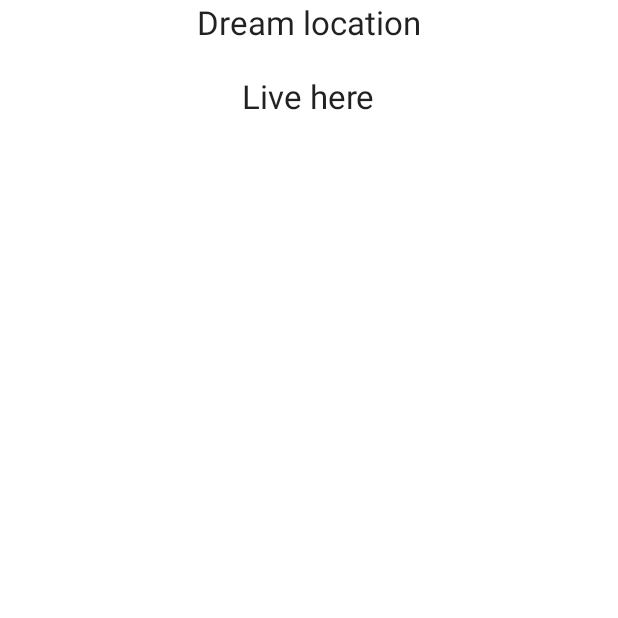
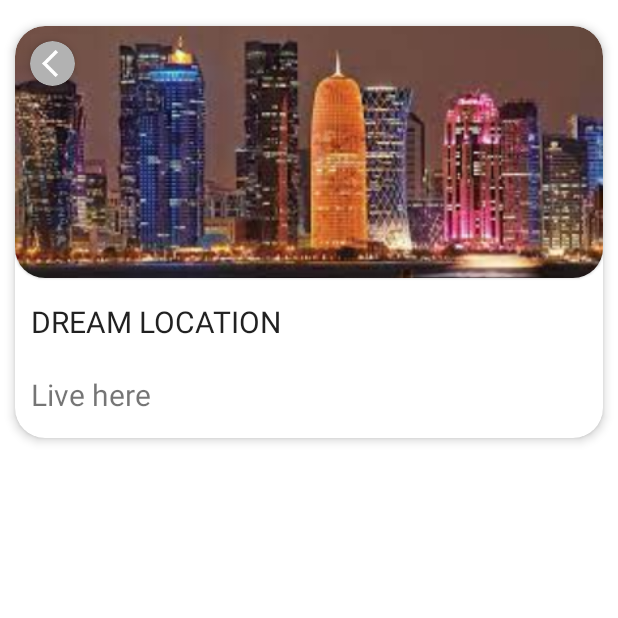
Before and after one commit to srushtixvasani/app, an Android app: the ManifestActivity screen opened directly, with no data from a screen before it, after a tap on "Dream location", on a phone screen of 412 x 824 dp, the top half of it. Run offline under Robolectric (Android 15) with nearby library versions, the phone set to English and light mode, and no system bars; Roboto replaces fonts that are not available here.

Commit message:
UI to add manifest is done. Working on databasing for manifest feature now.
Signed-off-by: srushtixvasani <srushtivasani@gmail.com>

```diff
--- a/app/src/main/java/com/example/dailynotdilly/ManifestActivity.java
+++ b/app/src/main/java/com/example/dailynotdilly/ManifestActivity.java
@@ -39,7 +39,7 @@ public class ManifestActivity extends AppCompatActivity {
         }
 
         exampleManifests = new ArrayList<>();
-        exampleManifests.add(new ManifestFeature("Dream house", "Buy dream house", R.drawable.dream_house));
+        exampleManifests.add(new ManifestFeature("Dream house", "Buy dream house", R.drawable.evening_background));
         exampleManifests.add(new ManifestFeature("Dream location", "Live here", R.drawable.dream_location));
         exampleManifests.add(new ManifestFeature("Dream holiday", "Go on this holiday", R.drawable.dream_holiday));
         exampleManifests.add(new ManifestFeature("Dream car", "Buy dream car", R.drawable.dream_car));
--- a/app/src/main/java/com/example/dailynotdilly/ManifestDetailFragment.java
+++ b/app/src/main/java/com/example/dailynotdilly/ManifestDetailFragment.java
@@ -1,16 +1,20 @@
 package com.example.dailynotdilly;
 
+import android.content.Intent;
 import android.os.Bundle;
 import android.view.LayoutInflater;
 import android.view.View;
 import android.view.ViewGroup;
+import android.widget.ImageView;
 import android.widget.TextView;
 
 import androidx.annotation.NonNull;
 import androidx.annotation.Nullable;
+import androidx.appcompat.widget.AppCompatImageButton;
 import androidx.fragment.app.Fragment;
 
 import com.example.dailynotdilly.models.ManifestFeature;
+import com.google.android.material.imageview.ShapeableImageView;
 
 public class ManifestDetailFragment extends Fragment {
 
@@ -46,10 +50,26 @@ public class ManifestDetailFragment extends Fragment {
         super.onViewCreated(view, savedInstanceState);
 
         // set up layout
-        TextView title = view.findViewById(R.id.manifest_name);
+        TextView name = view.findViewById(R.id.manifest_name);
         TextView description = view.findViewById(R.id.manifest_description);
+        ImageView image = view.findViewById(R.id.manifest_image);
+        AppCompatImageButton backButton = view.findViewById(R.id.back);
 
-        title.setText(manifestFeature.getName());
+
+        name.setText(manifestFeature.getName());
         description.setText(manifestFeature.getDescription());
+        image.setImageResource(manifestFeature.getImageURL());
+
+        //set back button to go back to manifest feature
+        backButton.setOnClickListener(new View.OnClickListener() {
+            @Override
+            public void onClick(View v) {
+                Intent intent = new Intent(getActivity(), ManifestActivity.class);
+                startActivity(intent);
+            }
+        });
+
+
+
     }
 }
--- a/app/src/main/java/com/example/dailynotdilly/ManifestFragment.java
+++ b/app/src/main/java/com/example/dailynotdilly/ManifestFragment.java
@@ -10,6 +10,7 @@ import android.view.ViewGroup;
 
 import androidx.annotation.NonNull;
 import androidx.annotation.Nullable;
+import androidx.appcompat.widget.AppCompatImageButton;
 import androidx.fragment.app.Fragment;
 import androidx.recyclerview.widget.RecyclerView;
 import androidx.recyclerview.widget.StaggeredGridLayoutManager;
@@ -34,14 +35,6 @@ public class ManifestFragment extends Fragment {
         View view = inflater.inflate(R.layout.manifest_fragment, container, false);
         recyclerView = view.findViewById(R.id.manifest_recycler_list);
 
-            FloatingActionButton floatingActionButton = (FloatingActionButton) view.findViewById(R.id.floating_action_button);
-            floatingActionButton.setOnClickListener(new View.OnClickListener() {
-                @Override
-                public void onClick(View view) {
-                    Intent intent = new Intent(getActivity(), MainActivity.class);
-                    startActivity(intent);
-                }
-            });
             return view;
     }
 
@@ -58,6 +51,24 @@ public class ManifestFragment extends Fragment {
                 (2, StaggeredGridLayoutManager.VERTICAL));
         recyclerView.setAdapter(manifestRecyclerViewAdapter);
 
+        FloatingActionButton floatingActionButton = (FloatingActionButton) view.findViewById(R.id.floating_action_button);
+        floatingActionButton.setOnClickListener(new View.OnClickListener() {
+            @Override
+            public void onClick(View view) {
+                Intent intent = new Intent(getActivity(), MainActivity.class);
+                startActivity(intent);
+            }
+        });
+
+        //set add button to let user add a new manifest
+        AppCompatImageButton addButton = view.findViewById(R.id.add_manifest);
+        addButton.setOnClickListener(new View.OnClickListener() {
+            @Override
+            public void onClick(View v) {
+                Intent i = new Intent(getActivity(), AddManifestActivity.class);
+                startActivity(i);
+            }
+        });
 
 
     }
--- /dev/null
+++ b/app/src/main/res/drawable/round_green_button.xml
@@ -0,0 +1,5 @@
+<?xml version="1.0" encoding="utf-8"?>
+<shape xmlns:android="http://schemas.android.com/apk/res/android">
+    <corners android:radius="40dp" />
+    <solid android:color="@color/green"/>
+</shape>
--- /dev/null
+++ b/app/src/main/res/drawable/rounded_button.xml
@@ -0,0 +1,5 @@
+<?xml version="1.0" encoding="utf-8"?>
+<shape xmlns:android="http://schemas.android.com/apk/res/android">
+    <corners android:radius="40dp" />
+    <solid android:color="#FFFFFF" />
+</shape>
--- a/app/src/main/res/layout/manifest_fragment_detail_item.xml
+++ b/app/src/main/res/layout/manifest_fragment_detail_item.xml
@@ -1,27 +1,96 @@
-<?xml version="1.0" encoding="utf-8"?>
-<RelativeLayout
-    xmlns:android="http://schemas.android.com/apk/res/android"
+<?xml version="1.0" encoding="UTF-8"?>
+<RelativeLayout xmlns:android="http://schemas.android.com/apk/res/android"
     android:layout_width="match_parent"
-    android:layout_height="match_parent">
+    android:layout_height="match_parent"
+    xmlns:app="http://schemas.android.com/apk/res-auto"
+    android:scrollbars="vertical">
+
+    <androidx.core.widget.NestedScrollView
+        android:layout_width="match_parent"
+        android:layout_height="wrap_content">
+
+        <com.google.android.material.card.MaterialCardView
+            android:layout_width="match_parent"
+            android:layout_height="wrap_content"
+            app:cardElevation="4dp"
+            android:layout_marginTop="5dp"
+            app:cardUseCompatPadding="true"
+            app:cardCornerRadius="20dp"
+            android:layout_centerHorizontal="true">
+
+            <LinearLayout
+                android:layout_width="match_parent"
+                android:layout_height="wrap_content"
+                android:orientation="vertical">
+
+                <com.google.android.material.card.MaterialCardView
+                    android:layout_width="match_parent"
+                    android:layout_height="wrap_content"
+                    app:cardCornerRadius="20dp">
+
+
+                    <androidx.cardview.widget.CardView
+                        android:layout_width="30dp"
+                        android:layout_height="30dp"
+                        android:layout_margin="10dp"
+                        android:layout_marginRight="30dp"
+                        app:cardElevation="5dp"
+                        app:cardCornerRadius="25dp"
+                        app:layout_gravity="start">
+
+                        <androidx.appcompat.widget.AppCompatImageButton
+                            android:id="@+id/back"
+                            android:layout_width="match_parent"
+                            android:layout_height="match_parent"
+                            android:layout_gravity="center"
+                            android:background="@color/black_transparent"
+                            android:contentDescription="@string/button"
+                            android:paddingStart="8dp"
+                            android:scaleType="centerInside"
+                            android:src="@drawable/ic_back">
+                        </androidx.appcompat.widget.AppCompatImageButton>
+
+                    </androidx.cardview.widget.CardView>
+                    <ImageView
+                        android:id="@+id/manifest_image"
+                        android:scaleType="centerCrop"
+                        android:layout_width="match_parent"
+                        android:layout_height="wrap_content">
+                    </ImageView>
+
+                </com.google.android.material.card.MaterialCardView>
 
                 <TextView
                     android:id="@+id/manifest_name"
                     android:layout_width="wrap_content"
                     android:layout_height="wrap_content"
-        android:layout_centerHorizontal="true"
-        android:textAppearance="@style/TextAppearance.AppCompat.Large">
+                    android:layout_gravity="start"
+                    android:layout_marginStart="5dp"
+                    android:layout_marginTop="10dp"
+                    android:layout_marginBottom="5dp"
+                    android:padding="5dp"
+                    android:textAllCaps="true"
+                    android:textAppearance="@style/TextAppearance.AppCompat.Large"
+                    android:textSize="20sp">
 
                 </TextView>
 
                 <TextView
                     android:id="@+id/manifest_description"
-        android:layout_below="@id/manifest_name"
                     android:layout_width="wrap_content"
                     android:layout_height="wrap_content"
-        android:layout_centerHorizontal="true"
-        android:layout_marginTop="20dp"
-        android:textAppearance="@style/TextAppearance.AppCompat.Large">
+                    android:layout_gravity="start"
+                    android:layout_marginTop="5dp"
+                    android:padding="5dp"
+                    android:layout_marginBottom="10dp"
+                    android:layout_marginStart="5dp"
+                    android:textSize="20sp">
 
                 </TextView>
 
+            </LinearLayout>
+        </com.google.android.material.card.MaterialCardView>
+
+    </androidx.core.widget.NestedScrollView>
+
 </RelativeLayout>
--- a/app/src/main/res/layout/manifest_list_item.xml
+++ b/app/src/main/res/layout/manifest_list_item.xml
@@ -41,7 +41,6 @@
                 >
             </TextView>
 
-
         </LinearLayout>
 
     </com.google.android.material.card.MaterialCardView>
--- a/app/src/main/res/values/colors.xml
+++ b/app/src/main/res/values/colors.xml
@@ -16,6 +16,7 @@
     <color name="transparent_green">#D3F5CE</color>
     <color name="green_opacity">#BF7DE393</color>
     <color name="black">#000000</color>
+    <color name="black_transparent">#4D000000</color>
     <color name="grey">#666666</color>
 
 
```
Also changed, not shown: app/src/main/AndroidManifest.xml (+10 -9 lines), app/src/main/java/com/example/dailynotdilly/AddManifestActivity.java (added, +33 -0 lines), app/src/main/java/com/example/dailynotdilly/AddManifestFragment.java (added, +90 -0 lines), app/src/main/res/layout/add_manifest_activity.xml (added, +8 -0 lines), app/src/main/res/layout/add_manifest_fragment.xml (added, +176 -0 lines), app/src/main/res/layout/manifest_fragment.xml (+21 -1 lines), app/src/main/res/values/strings.xml (+7 -0 lines). Lines whose indentation alone changed are shown as unchanged.
